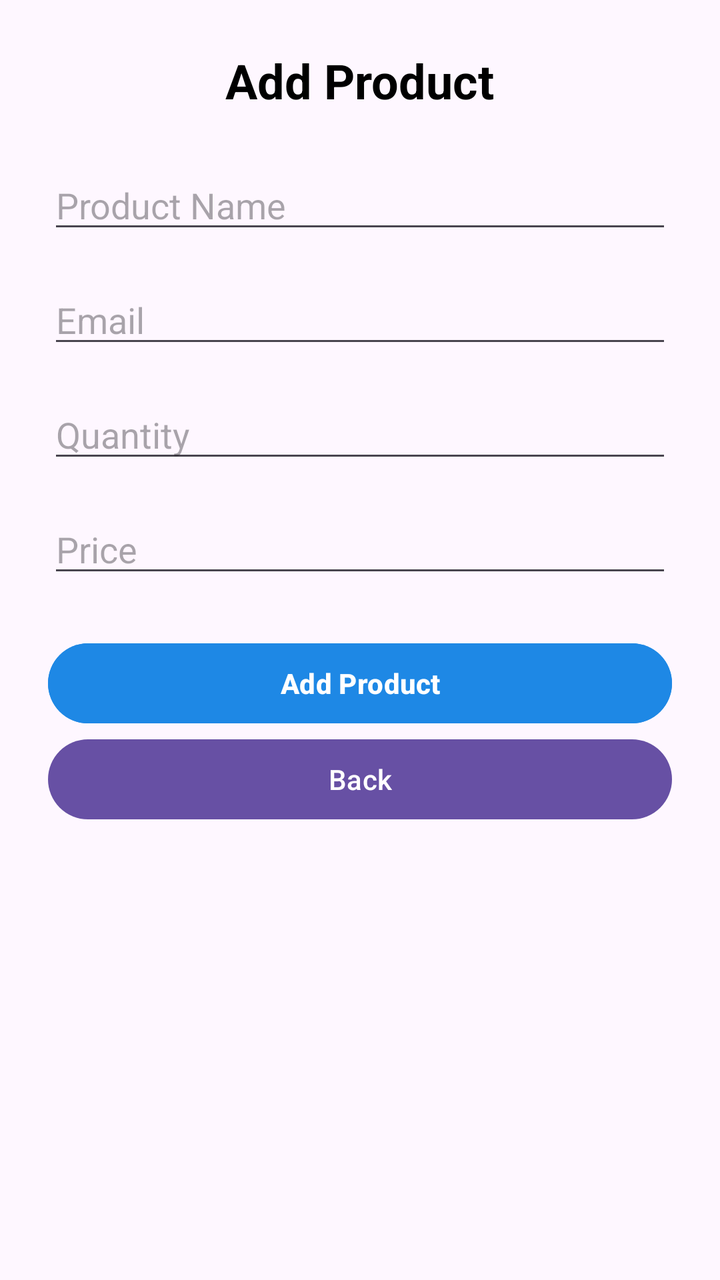
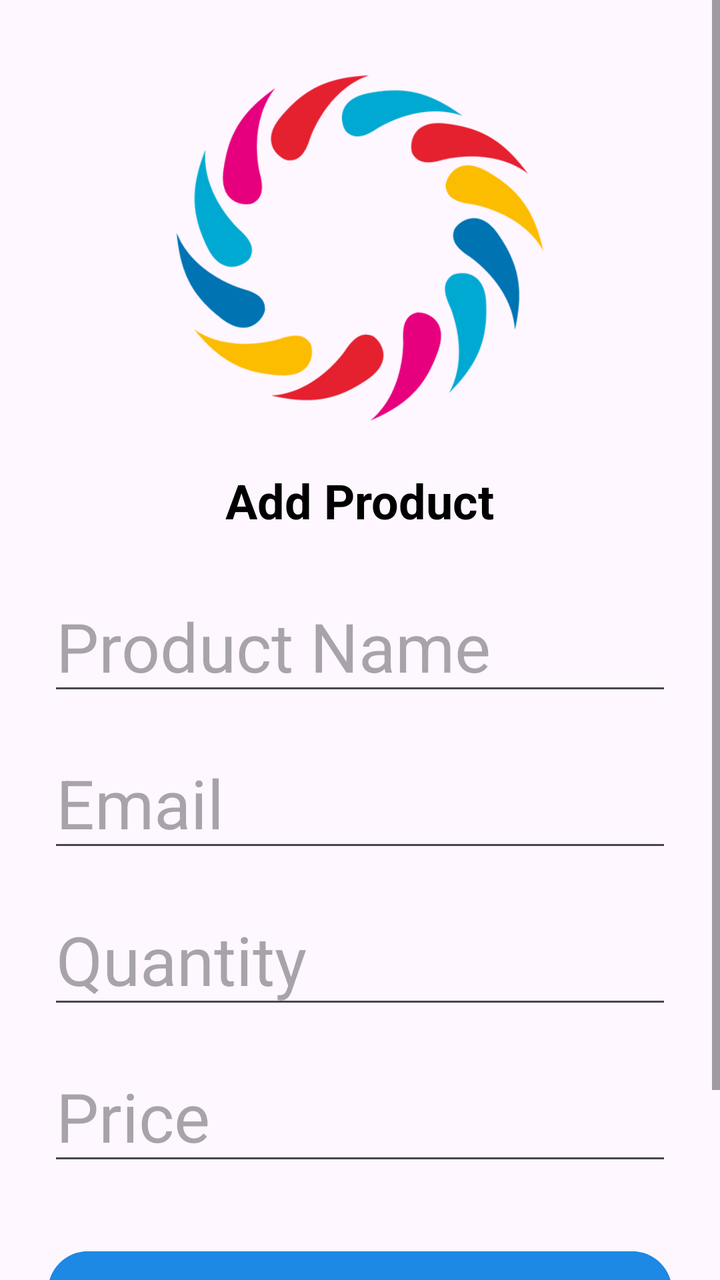

The first picture is an Android layout as it rendered before a commit; the second is the same layout after the commit. The layout source and the unified diff follow.
<!-- AndroidManifest.xml: application theme Theme.MyApp -->
<!-- res/layout/activity_product_add.xml -->
<?xml version="1.0" encoding="utf-8"?>
<ScrollView xmlns:android="http://schemas.android.com/apk/res/android"
    xmlns:app="http://schemas.android.com/apk/res-auto"
    xmlns:tools="http://schemas.android.com/tools"
    android:layout_width="match_parent"
    android:layout_height="match_parent"
    tools:context=".productsUI.ProductAddActivity">

    <LinearLayout
        android:layout_width="match_parent"
        android:layout_height="wrap_content"
        android:orientation="vertical"
        android:padding="24dp"
        android:gravity="center_horizontal">

        <TextView
            android:id="@+id/tvTitle"
            android:layout_width="wrap_content"
            android:layout_height="wrap_content"
            android:text="Add Product"
            android:textSize="24sp"
            android:textStyle="bold"
            android:textColor="@android:color/black"
            android:layout_marginBottom="24dp" />

        
        <EditText
            android:id="@+id/etName"
            android:layout_width="match_parent"
            android:layout_height="wrap_content"
            android:layout_marginBottom="16dp"
            android:hint="Product Name"
            android:inputType="textPersonName" />

        
        <EditText
            android:id="@+id/etEmail"
            android:layout_width="match_parent"
            android:layout_height="wrap_content"
            android:hint="Email"
            android:inputType="textEmailAddress"
            android:layout_marginBottom="16dp" />

        
        <EditText
            android:id="@+id/etQuantity"
            android:layout_width="match_parent"
            android:layout_height="wrap_content"
            android:hint="Quantity"
            android:inputType="number"
            android:layout_marginBottom="16dp" />

        
        <EditText
            android:id="@+id/etPrice"
            android:layout_width="match_parent"
            android:layout_height="wrap_content"
            android:hint="Price"
            android:inputType="numberDecimal"
            android:layout_marginBottom="24dp" />

        
        <Button
            android:id="@+id/btnAddProduct"
            android:layout_width="match_parent"
            android:layout_height="wrap_content"
            android:backgroundTint="@color/primaryBlue"
            android:text="Add Product"
            android:textColor="@android:color/white"
            android:textStyle="bold" />

        <Button
            android:id="@+id/back"
            android:layout_width="match_parent"
            android:layout_height="wrap_content"
            android:text="Back" />

    </LinearLayout>
</ScrollView>
<!-- resources referenced by this layout -->
<resources>
  <color name="primaryBlue">#1E88E5</color>
  <style name="Theme.MyApp" parent="Base.Theme.MyApp" />
  <style name="Base.Theme.MyApp" parent="Theme.Material3.DayNight.NoActionBar">
          
          
      </style>
</resources>

<!-- the commit's change to res/layout/activity_product_add.xml (unified diff, before → after) -->
@@ -13,6 +13,13 @@
         android:padding="24dp"
         android:gravity="center_horizontal">
 
+        <ImageView
+            android:id="@+id/uploadImage"
+            android:layout_width="200dp"
+            android:layout_height="200dp"
+            android:layout_marginBottom="10dp"
+            app:srcCompat="@drawable/log" />
+
         <TextView
             android:id="@+id/tvTitle"
             android:layout_width="wrap_content"
@@ -25,45 +32,51 @@
 
         
         <EditText
-            android:id="@+id/etName"
+            android:id="@+id/etPName"
             android:layout_width="match_parent"
             android:layout_height="wrap_content"
             android:layout_marginBottom="16dp"
             android:hint="Product Name"
-            android:inputType="textPersonName" />
+            android:inputType="textPersonName"
+            android:textSize="34sp" />
 
         
         <EditText
             android:id="@+id/etEmail"
             android:layout_width="match_parent"
             android:layout_height="wrap_content"
+            android:layout_marginBottom="16dp"
             android:hint="Email"
             android:inputType="textEmailAddress"
-            android:layout_marginBottom="16dp" />
+            android:textSize="34sp" />
 
         
         <EditText
             android:id="@+id/etQuantity"
             android:layout_width="match_parent"
             android:layout_height="wrap_content"
+            android:layout_marginBottom="16dp"
             android:hint="Quantity"
             android:inputType="number"
-            android:layout_marginBottom="16dp" />
+            android:textSize="34sp" />
 
         
         <EditText
             android:id="@+id/etPrice"
             android:layout_width="match_parent"
             android:layout_height="wrap_content"
+            android:layout_marginBottom="24dp"
             android:hint="Price"
             android:inputType="numberDecimal"
-            android:layout_marginBottom="24dp" />
+            android:textSize="34sp" />
 
         
         <Button
             android:id="@+id/btnAddProduct"
             android:layout_width="match_parent"
             android:layout_height="wrap_content"
+            android:layout_marginTop="10dp"
+            android:layout_marginBottom="10dp"
             android:backgroundTint="@color/primaryBlue"
             android:text="Add Product"
             android:textColor="@android:color/white"
<!-- resource entries referenced after the edit -->
@@ -1,6 +1,7 @@
 <!-- resources referenced by this layout -->
 <resources>
   <color name="primaryBlue">#1E88E5</color>
+  <!-- drawable log: webp bitmap (drawable, 15045 bytes) -->
   <style name="Theme.MyApp" parent="Base.Theme.MyApp" />
   <style name="Base.Theme.MyApp" parent="Theme.Material3.DayNight.NoActionBar">
           
